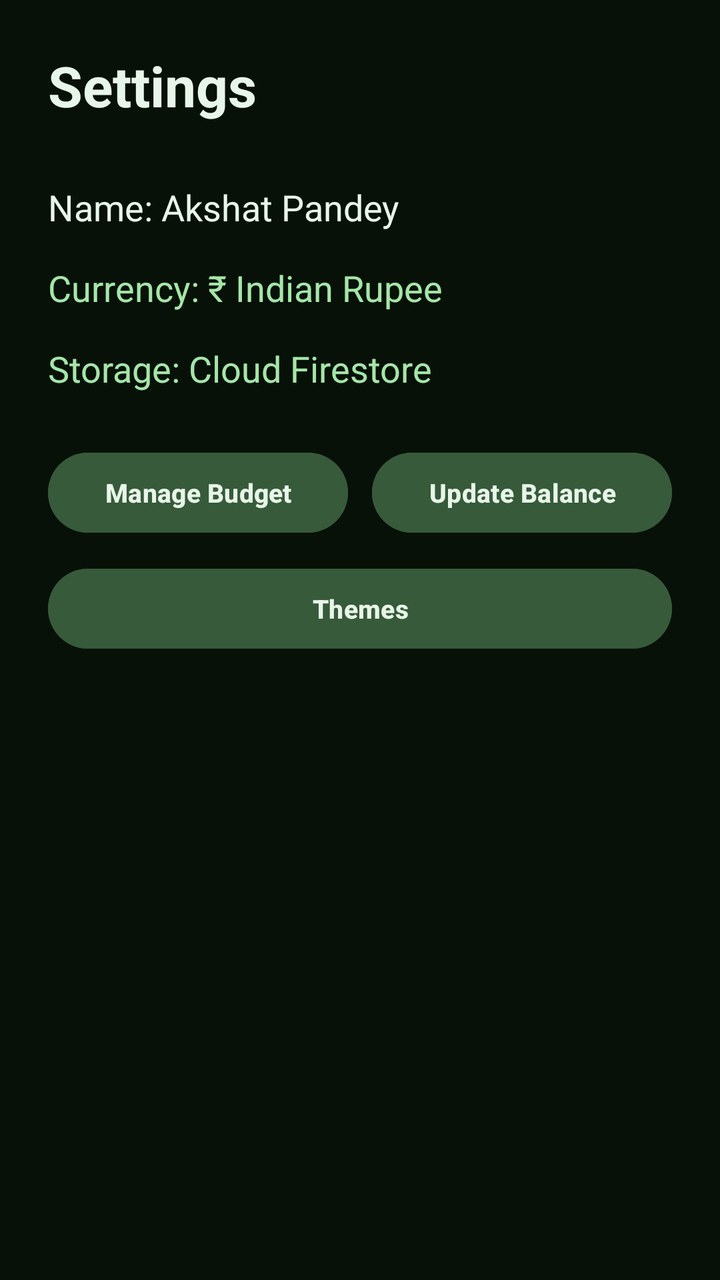
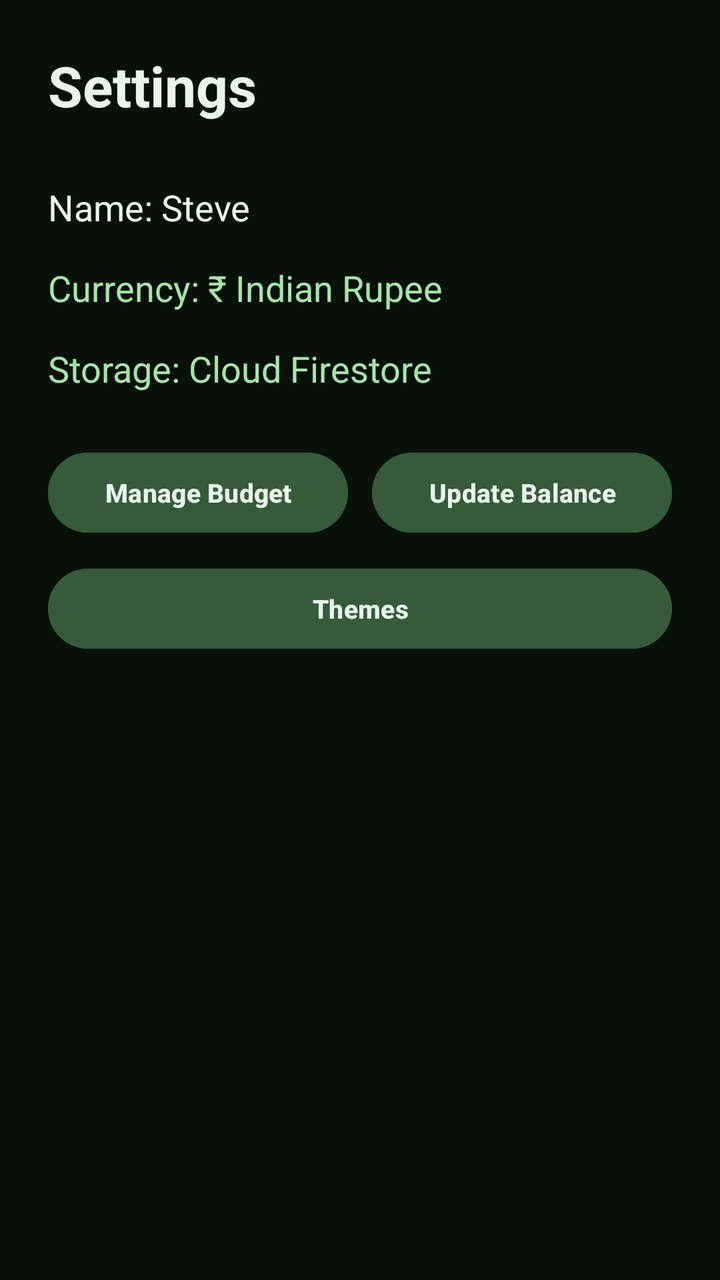

Two renders of the same Android screen: before a commit and after it. Below are the layout's source before the change and the commit's diff.
<!-- AndroidManifest.xml: application theme Theme.CashFlow -->
<!-- res/layout/fragment_settings.xml -->
<?xml version="1.0" encoding="utf-8"?>
<ScrollView
    xmlns:android="http://schemas.android.com/apk/res/android"
    android:id="@+id/settingsScrollView"
    android:layout_width="match_parent"
    android:layout_height="match_parent"
    android:fillViewport="true"
    android:background="#071108">

    <LinearLayout
        android:id="@+id/settingsContainer"
        android:layout_width="match_parent"
        android:layout_height="wrap_content"
        android:orientation="vertical"
        android:padding="24dp">

        <TextView
            android:id="@+id/tvSettingsTitle"
            android:layout_width="wrap_content"
            android:layout_height="wrap_content"
            android:text="Settings"
            android:textColor="#E8F5E9"
            android:textSize="28sp"
            android:textStyle="bold" />

        <TextView
            android:id="@+id/tvSettingsName"
            android:layout_width="match_parent"
            android:layout_height="wrap_content"
            android:layout_marginTop="30dp"
            android:text="Name: Akshat Pandey"
            android:textColor="#E8F5E9"
            android:textSize="18sp" />

        <TextView
            android:id="@+id/tvSettingsCurrency"
            android:layout_width="match_parent"
            android:layout_height="wrap_content"
            android:layout_marginTop="16dp"
            android:text="Currency: ₹ Indian Rupee"
            android:textColor="#A5E6A8"
            android:textSize="18sp" />

        <TextView
            android:id="@+id/tvSettingsDatabase"
            android:layout_width="match_parent"
            android:layout_height="wrap_content"
            android:layout_marginTop="16dp"
            android:text="Storage: Cloud Firestore"
            android:textColor="#A5E6A8"
            android:textSize="18sp" />

        
        <LinearLayout
            android:layout_width="match_parent"
            android:layout_height="wrap_content"
            android:layout_marginTop="26dp"
            android:orientation="vertical">

            <LinearLayout
                android:layout_width="match_parent"
                android:layout_height="48dp"
                android:orientation="horizontal">

                <Button
                    android:id="@+id/btnOptionManageBudget"
                    style="@style/CashFlowButton"
                    android:layout_width="0dp"
                    android:layout_height="match_parent"
                    android:layout_weight="1"
                    android:layout_marginEnd="6dp"
                    android:text="Manage Budget"
                    android:textSize="13sp" />

                <Button
                    android:id="@+id/btnOptionUpdateBalance"
                    style="@style/CashFlowButton"
                    android:layout_width="0dp"
                    android:layout_height="match_parent"
                    android:layout_weight="1"
                    android:layout_marginStart="6dp"
                    android:text="Update Balance"
                    android:textSize="13sp" />

            </LinearLayout>

            <Button
                android:id="@+id/btnOptionThemes"
                style="@style/CashFlowButton"
                android:layout_width="match_parent"
                android:layout_height="48dp"
                android:layout_marginTop="10dp"
                android:text="Themes"
                android:textSize="13sp" />

        </LinearLayout>

        
        <LinearLayout
            android:id="@+id/layoutManageBudget"
            android:layout_width="match_parent"
            android:layout_height="wrap_content"
            android:layout_marginTop="24dp"
            android:orientation="vertical"
            android:visibility="gone">

            <TextView
                android:id="@+id/tvManageBudgetTitle"
                android:layout_width="wrap_content"
                android:layout_height="wrap_content"
                android:text="Monthly Budget"
                android:textColor="#E8F5E9"
                android:textSize="20sp"
                android:textStyle="bold" />

            <TextView
                android:id="@+id/tvCurrentBudget"
                android:layout_width="match_parent"
                android:layout_height="wrap_content"
                android:layout_marginTop="10dp"
                android:text="Current Budget: ₹3,000"
                android:textColor="#A5D6A7"
                android:textSize="18sp" />

            <EditText
                android:id="@+id/etMonthlyBudget"
                android:layout_width="match_parent"
                android:layout_height="wrap_content"
                android:layout_marginTop="14dp"
                android:hint="Enter monthly budget"
                android:inputType="numberDecimal"
                android:textColor="#E8F5E9"
                android:textColorHint="#9EAA9F"
                android:textSize="18sp" />

            <Button
                android:id="@+id/btnSaveBudget"
                style="@style/CashFlowButton"
                android:layout_width="match_parent"
                android:layout_height="50dp"
                android:layout_marginTop="18dp"
                android:text="Save Budget" />

        </LinearLayout>

        
        <LinearLayout
            android:id="@+id/layoutUpdateBalance"
            android:layout_width="match_parent"
            android:layout_height="wrap_content"
            android:layout_marginTop="24dp"
            android:orientation="vertical"
            android:visibility="gone">

            <TextView
                android:id="@+id/tvUpdateBalanceTitle"
                android:layout_width="wrap_content"
                android:layout_height="wrap_content"
                android:text="Update Balance"
                android:textColor="#E8F5E9"
                android:textSize="20sp"
                android:textStyle="bold" />

            <TextView
                android:id="@+id/tvCurrentBalanceSettings"
                android:layout_width="match_parent"
                android:layout_height="wrap_content"
                android:layout_marginTop="10dp"
                android:text="Current Balance: ₹0"
                android:textColor="#A5D6A7"
                android:textSize="18sp" />

            <EditText
                android:id="@+id/etNewBalance"
                android:layout_width="match_parent"
                android:layout_height="wrap_content"
                android:layout_marginTop="14dp"
                android:hint="Enter new balance"
                android:inputType="numberDecimal|numberSigned"
                android:textColor="#E8F5E9"
                android:textColorHint="#9EAA9F"
                android:textSize="18sp" />

            <Button
                android:id="@+id/btnSaveBalance"
                style="@style/CashFlowButton"
                android:layout_width="match_parent"
                android:layout_height="50dp"
                android:layout_marginTop="18dp"
                android:text="Save Balance" />

        </LinearLayout>

        
        <LinearLayout
            android:id="@+id/layoutThemes"
            android:layout_width="match_parent"
            android:layout_height="wrap_content"
            android:layout_marginTop="24dp"
            android:orientation="vertical"
            android:visibility="gone">

            <TextView
                android:id="@+id/tvThemesHeading"
                android:layout_width="wrap_content"
                android:layout_height="wrap_content"
                android:text="Choose Theme (VIBGYOR)"
                android:textColor="#E8F5E9"
                android:textSize="20sp"
                android:textStyle="bold" />

            <RadioGroup
                android:id="@+id/rgThemes"
                android:layout_width="match_parent"
                android:layout_height="wrap_content"
                android:layout_marginTop="14dp">

                <RadioButton
                    android:id="@+id/rbViolet"
                    android:layout_width="match_parent"
                    android:layout_height="wrap_content"
                    android:paddingVertical="8dp"
                    android:text="Violet"
                    android:textColor="#E8F5E9"
                    android:textSize="17sp" />

                <RadioButton
                    android:id="@+id/rbIndigo"
                    android:layout_width="match_parent"
                    android:layout_height="wrap_content"
                    android:paddingVertical="8dp"
                    android:text="Indigo"
                    android:textColor="#E8F5E9"
                    android:textSize="17sp" />

                <RadioButton
                    android:id="@+id/rbBlue"
                    android:layout_width="match_parent"
                    android:layout_height="wrap_content"
                    android:paddingVertical="8dp"
                    android:text="Blue"
                    android:textColor="#E8F5E9"
                    android:textSize="17sp" />

                <RadioButton
                    android:id="@+id/rbGreen"
                    android:layout_width="match_parent"
                    android:layout_height="wrap_content"
                    android:paddingVertical="8dp"
                    android:text="Green (Default)"
                    android:textColor="#E8F5E9"
                    android:textSize="17sp" />

                <RadioButton
                    android:id="@+id/rbYellow"
                    android:layout_width="match_parent"
                    android:layout_height="wrap_content"
                    android:paddingVertical="8dp"
                    android:text="Yellow"
                    android:textColor="#E8F5E9"
                    android:textSize="17sp" />

                <RadioButton
                    android:id="@+id/rbOrange"
                    android:layout_width="match_parent"
                    android:layout_height="wrap_content"
                    android:paddingVertical="8dp"
                    android:text="Orange"
                    android:textColor="#E8F5E9"
                    android:textSize="17sp" />

                <RadioButton
                    android:id="@+id/rbRed"
                    android:layout_width="match_parent"
                    android:layout_height="wrap_content"
                    android:paddingVertical="8dp"
                    android:text="Red"
                    android:textColor="#E8F5E9"
                    android:textSize="17sp" />

            </RadioGroup>

        </LinearLayout>

    </LinearLayout>

</ScrollView>
<!-- resources referenced by this layout -->
<resources>
  <style name="CashFlowButton" parent="Widget.Material3.Button">
          <item name="android:backgroundTint">#365A3A</item>
          <item name="android:textColor">#E8F5E9</item>
          <item name="android:textSize">14sp</item>
          <item name="android:textStyle">bold</item>
          <item name="android:minHeight">48dp</item>
          <item name="android:minWidth">0dp</item>
          <item name="android:paddingStart">8dp</item>
          <item name="android:paddingEnd">8dp</item>
      </style>
  <style name="Theme.CashFlow" parent="Base.Theme.CashFlow">
      </style>
  <style name="Base.Theme.CashFlow" parent="Theme.Material3.DayNight.NoActionBar">
          
      </style>
</resources>

<!-- the commit's change to res/layout/fragment_settings.xml (unified diff, before → after) -->
@@ -28,7 +28,7 @@
             android:layout_width="match_parent"
             android:layout_height="wrap_content"
             android:layout_marginTop="30dp"
-            android:text="Name: Akshat Pandey"
+            android:text="Name: Steve"
             android:textColor="#E8F5E9"
             android:textSize="18sp" />
 
